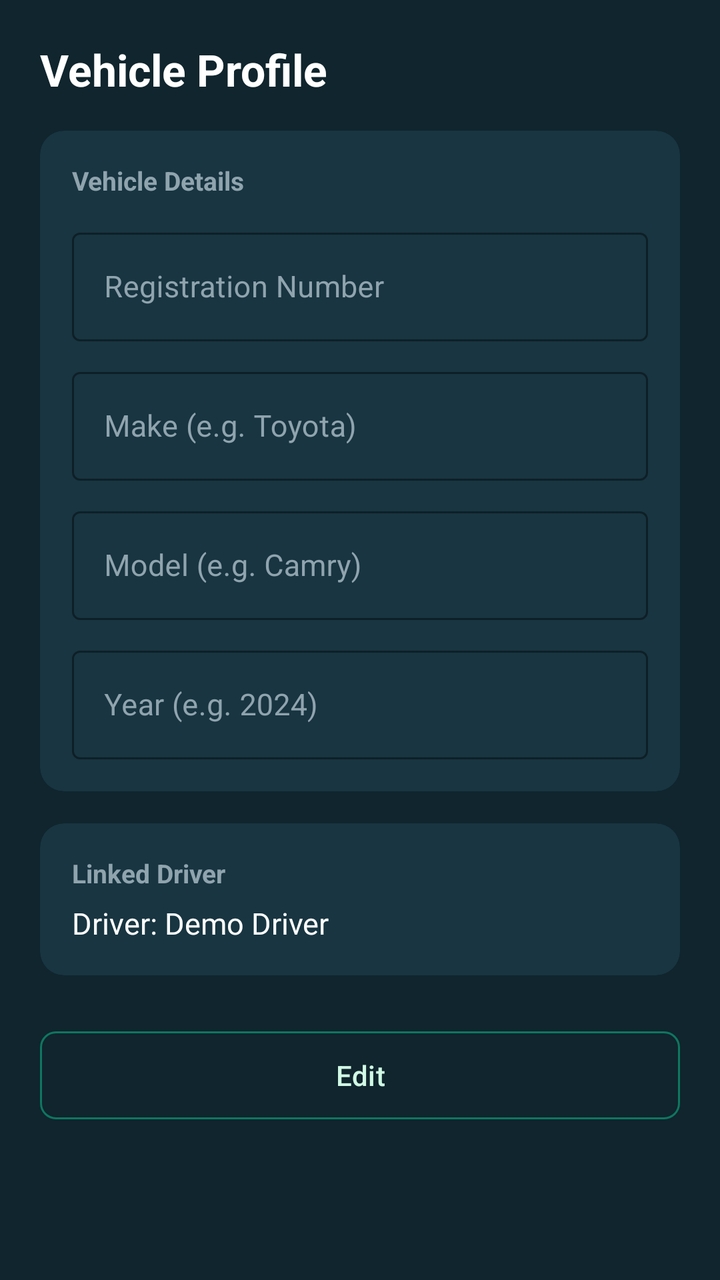
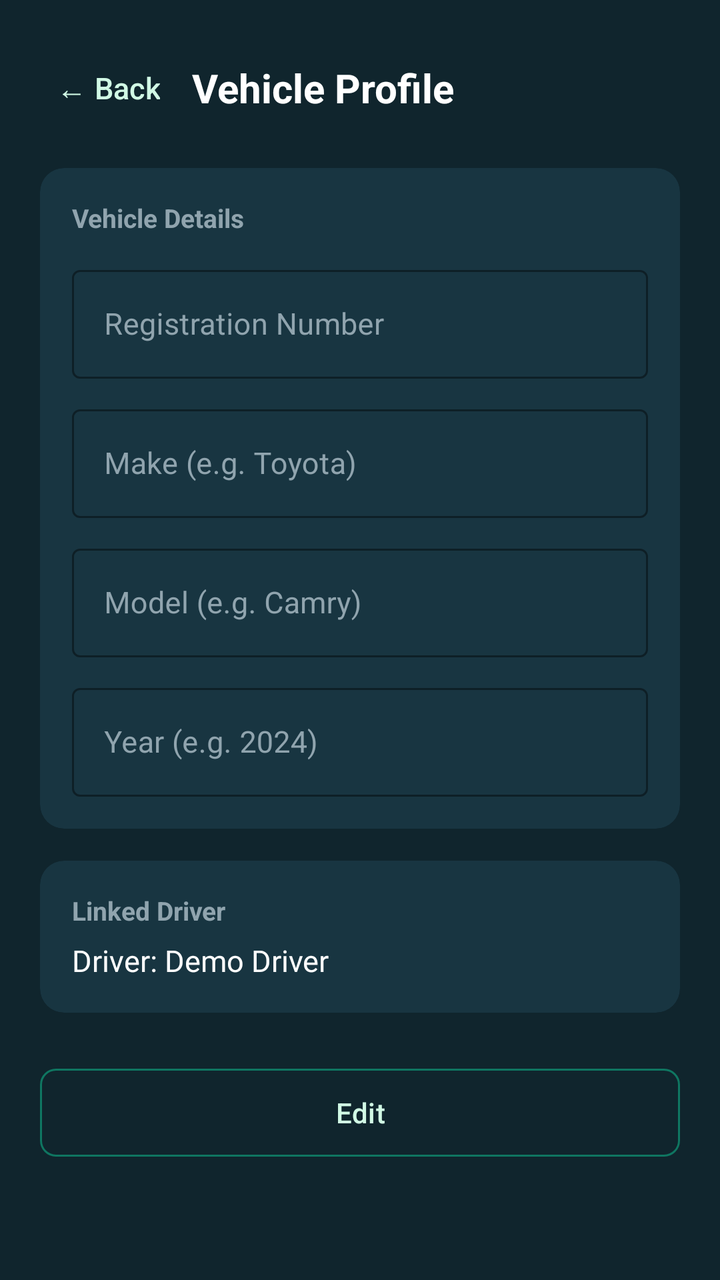

Compare the two renders of this Android layout. The source of the first and the diff that turns it into the second are given below.
<!-- AndroidManifest.xml: application theme Theme.OKDrivers -->
<!-- res/layout/fragment_vehicle_profile.xml -->
<?xml version="1.0" encoding="utf-8"?>
<ScrollView xmlns:android="http://schemas.android.com/apk/res/android"
    xmlns:app="http://schemas.android.com/apk/res-auto"
    android:layout_width="match_parent"
    android:layout_height="match_parent"
    android:background="@color/ok_dark"
    android:fillViewport="true">

    <LinearLayout
        android:layout_width="match_parent"
        android:layout_height="wrap_content"
        android:orientation="vertical"
        android:padding="20dp">

        <TextView
            android:layout_width="match_parent"
            android:layout_height="wrap_content"
            android:text="Vehicle Profile"
            android:textColor="@android:color/white"
            android:textSize="22sp"
            android:textStyle="bold" />

        
        <com.google.android.material.card.MaterialCardView
            android:layout_width="match_parent"
            android:layout_height="wrap_content"
            android:layout_marginTop="16dp"
            app:cardBackgroundColor="@color/ok_dark_card"
            app:cardCornerRadius="12dp"
            app:cardElevation="0dp"
            app:strokeWidth="0dp">

            <LinearLayout
                android:layout_width="match_parent"
                android:layout_height="wrap_content"
                android:orientation="vertical"
                android:padding="16dp">

                <TextView
                    android:layout_width="match_parent"
                    android:layout_height="wrap_content"
                    android:text="Vehicle Details"
                    android:textColor="#90A4AE"
                    android:textSize="13sp"
                    android:textStyle="bold" />

                
                <com.google.android.material.textfield.TextInputLayout
                    android:id="@+id/tilRegistration"
                    style="@style/Widget.MaterialComponents.TextInputLayout.OutlinedBox"
                    android:layout_width="match_parent"
                    android:layout_height="wrap_content"
                    android:layout_marginTop="12dp"
                    android:hint="Registration Number"
                    android:textColorHint="#90A4AE"
                    app:boxStrokeColor="@color/ok_green"
                    app:hintTextColor="@color/ok_green_light">

                    <com.google.android.material.textfield.TextInputEditText
                        android:id="@+id/etRegistration"
                        android:layout_width="match_parent"
                        android:layout_height="wrap_content"
                        android:inputType="textCapCharacters"
                        android:textColor="@android:color/white"
                        android:textSize="15sp" />
                </com.google.android.material.textfield.TextInputLayout>

                
                <com.google.android.material.textfield.TextInputLayout
                    android:id="@+id/tilMake"
                    style="@style/Widget.MaterialComponents.TextInputLayout.OutlinedBox"
                    android:layout_width="match_parent"
                    android:layout_height="wrap_content"
                    android:layout_marginTop="10dp"
                    android:hint="Make (e.g. Toyota)"
                    android:textColorHint="#90A4AE"
                    app:boxStrokeColor="@color/ok_green"
                    app:hintTextColor="@color/ok_green_light">

                    <com.google.android.material.textfield.TextInputEditText
                        android:id="@+id/etMake"
                        android:layout_width="match_parent"
                        android:layout_height="wrap_content"
                        android:inputType="textCapWords"
                        android:textColor="@android:color/white"
                        android:textSize="15sp" />
                </com.google.android.material.textfield.TextInputLayout>

                
                <com.google.android.material.textfield.TextInputLayout
                    android:id="@+id/tilModel"
                    style="@style/Widget.MaterialComponents.TextInputLayout.OutlinedBox"
                    android:layout_width="match_parent"
                    android:layout_height="wrap_content"
                    android:layout_marginTop="10dp"
                    android:hint="Model (e.g. Camry)"
                    android:textColorHint="#90A4AE"
                    app:boxStrokeColor="@color/ok_green"
                    app:hintTextColor="@color/ok_green_light">

                    <com.google.android.material.textfield.TextInputEditText
                        android:id="@+id/etModel"
                        android:layout_width="match_parent"
                        android:layout_height="wrap_content"
                        android:inputType="textCapWords"
                        android:textColor="@android:color/white"
                        android:textSize="15sp" />
                </com.google.android.material.textfield.TextInputLayout>

                
                <com.google.android.material.textfield.TextInputLayout
                    android:id="@+id/tilYear"
                    style="@style/Widget.MaterialComponents.TextInputLayout.OutlinedBox"
                    android:layout_width="match_parent"
                    android:layout_height="wrap_content"
                    android:layout_marginTop="10dp"
                    android:hint="Year (e.g. 2024)"
                    android:textColorHint="#90A4AE"
                    app:boxStrokeColor="@color/ok_green"
                    app:hintTextColor="@color/ok_green_light">

                    <com.google.android.material.textfield.TextInputEditText
                        android:id="@+id/etYear"
                        android:layout_width="match_parent"
                        android:layout_height="wrap_content"
                        android:inputType="number"
                        android:textColor="@android:color/white"
                        android:textSize="15sp" />
                </com.google.android.material.textfield.TextInputLayout>

            </LinearLayout>
        </com.google.android.material.card.MaterialCardView>

        
        <com.google.android.material.card.MaterialCardView
            android:layout_width="match_parent"
            android:layout_height="wrap_content"
            android:layout_marginTop="16dp"
            app:cardBackgroundColor="@color/ok_dark_card"
            app:cardCornerRadius="12dp"
            app:cardElevation="0dp"
            app:strokeWidth="0dp">

            <LinearLayout
                android:layout_width="match_parent"
                android:layout_height="wrap_content"
                android:orientation="vertical"
                android:padding="16dp">

                <TextView
                    android:layout_width="match_parent"
                    android:layout_height="wrap_content"
                    android:text="Linked Driver"
                    android:textColor="#90A4AE"
                    android:textSize="13sp"
                    android:textStyle="bold" />

                <TextView
                    android:id="@+id/tvLinkedDriverName"
                    android:layout_width="match_parent"
                    android:layout_height="wrap_content"
                    android:layout_marginTop="6dp"
                    android:text="Driver: Demo Driver"
                    android:textColor="@android:color/white"
                    android:textSize="15sp" />

            </LinearLayout>
        </com.google.android.material.card.MaterialCardView>

        
        <LinearLayout
            android:layout_width="match_parent"
            android:layout_height="wrap_content"
            android:layout_marginTop="24dp"
            android:orientation="horizontal">

            <com.google.android.material.button.MaterialButton
                android:id="@+id/btnEdit"
                style="@style/Widget.Material3.Button.OutlinedButton"
                android:layout_width="0dp"
                android:layout_height="52dp"
                android:layout_weight="1"
                android:text="Edit"
                android:textAllCaps="false"
                android:textColor="@color/ok_green_light"
                app:cornerRadius="8dp"
                app:strokeColor="@color/ok_green" />

            <com.google.android.material.button.MaterialButton
                android:id="@+id/btnSave"
                android:layout_width="0dp"
                android:layout_height="52dp"
                android:layout_marginStart="12dp"
                android:layout_weight="1"
                android:text="Save"
                android:textAllCaps="false"
                android:textColor="@android:color/white"
                android:visibility="gone"
                app:backgroundTint="@color/ok_green"
                app:cornerRadius="8dp" />

        </LinearLayout>

    </LinearLayout>
</ScrollView>
<!-- resources referenced by this layout -->
<resources>
  <color name="ok_dark">#10252D</color>
  <color name="ok_dark_card">#183541</color>
  <color name="ok_green">#0F7661</color>
  <color name="ok_green_light">#D1FAE5</color>
  <style name="Theme.OKDrivers" parent="Base.Theme.OKDrivers" />
  <style name="Base.Theme.OKDrivers" parent="Theme.Material3.DayNight.NoActionBar">
          
          
      </style>
</resources>

<!-- the commit's change to res/layout/fragment_vehicle_profile.xml (unified diff, before → after) -->
@@ -12,13 +12,33 @@
         android:orientation="vertical"
         android:padding="20dp">
 
-        <TextView
-            android:layout_width="match_parent"
-            android:layout_height="wrap_content"
-            android:text="Vehicle Profile"
-            android:textColor="@android:color/white"
-            android:textSize="22sp"
-            android:textStyle="bold" />
+        <LinearLayout
+            android:layout_width="match_parent"
+            android:layout_height="wrap_content"
+            android:gravity="center_vertical"
+            android:orientation="horizontal">
+
+            <com.google.android.material.button.MaterialButton
+                android:id="@+id/btnBack"
+                style="@style/Widget.Material3.Button.TextButton"
+                android:layout_width="wrap_content"
+                android:layout_height="wrap_content"
+                android:minWidth="0dp"
+                android:paddingHorizontal="8dp"
+                android:text="← Back"
+                android:textColor="@color/ok_green_light"
+                android:textSize="15sp" />
+
+            <TextView
+                android:layout_width="0dp"
+                android:layout_height="wrap_content"
+                android:layout_marginStart="8dp"
+                android:layout_weight="1"
+                android:text="Vehicle Profile"
+                android:textColor="@android:color/white"
+                android:textSize="20sp"
+                android:textStyle="bold" />
+        </LinearLayout>
 
         
         <com.google.android.material.card.MaterialCardView
